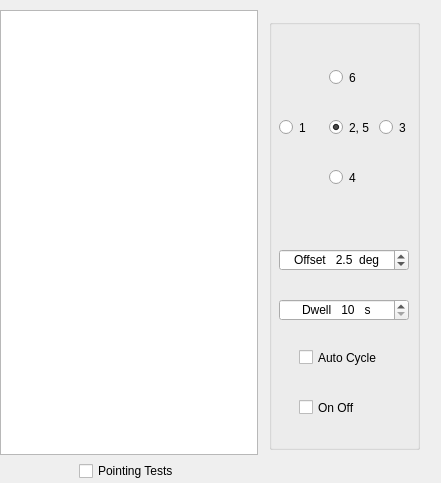
uaro-radio/wsjtx, file qmap/astro.ui: the form before one commit.
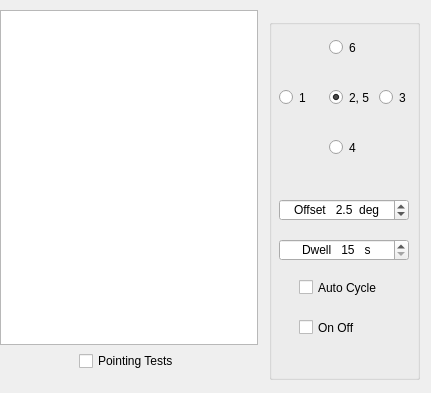
The form after the commit.

Patch:
```diff
--- a/qmap/astro.ui
+++ b/qmap/astro.ui
@@ -6,8 +6,8 @@
    <rect>
     <x>0</x>
     <y>0</y>
-    <width>441</width>
-    <height>483</height>
+    <width>431</width>
+    <height>393</height>
    </rect>
   </property>
   <property name="windowTitle">
@@ -19,7 +19,7 @@
      <x>269</x>
      <y>19</y>
      <width>151</width>
-     <height>431</height>
+     <height>361</height>
     </rect>
    </property>
    <property name="title">
@@ -29,7 +29,7 @@
     <property name="geometry">
      <rect>
       <x>10</x>
-      <y>100</y>
+      <y>70</y>
       <width>30</width>
       <height>17</height>
      </rect>
@@ -42,7 +42,7 @@
     <property name="geometry">
      <rect>
       <x>60</x>
-      <y>100</y>
+      <y>70</y>
       <width>40</width>
       <height>17</height>
      </rect>
@@ -58,7 +58,7 @@
     <property name="geometry">
      <rect>
       <x>110</x>
-      <y>100</y>
+      <y>70</y>
       <width>30</width>
       <height>17</height>
      </rect>
@@ -71,7 +71,7 @@
     <property name="geometry">
      <rect>
       <x>60</x>
-      <y>150</y>
+      <y>120</y>
       <width>30</width>
       <height>17</height>
      </rect>
@@ -84,7 +84,7 @@
     <property name="geometry">
      <rect>
       <x>60</x>
-      <y>50</y>
+      <y>20</y>
       <width>30</width>
       <height>17</height>
      </rect>
@@ -97,7 +97,7 @@
     <property name="geometry">
      <rect>
       <x>10</x>
-      <y>230</y>
+      <y>180</y>
       <width>130</width>
       <height>22</height>
      </rect>
@@ -131,7 +131,7 @@
     <property name="geometry">
      <rect>
       <x>30</x>
-      <y>330</y>
+      <y>260</y>
       <width>91</width>
       <height>17</height>
      </rect>
@@ -144,7 +144,7 @@
     <property name="geometry">
      <rect>
       <x>30</x>
-      <y>380</y>
+      <y>300</y>
       <width>70</width>
       <height>17</height>
      </rect>
@@ -157,7 +157,7 @@
     <property name="geometry">
      <rect>
       <x>10</x>
-      <y>280</y>
+      <y>220</y>
       <width>130</width>
       <height>22</height>
      </rect>
@@ -172,7 +172,7 @@
      <string>Dwell   </string>
     </property>
     <property name="minimum">
-     <number>10</number>
+     <number>15</number>
     </property>
     <property name="maximum">
      <number>300</number>
@@ -182,18 +182,36 @@
     </property>
    </widget>
   </widget>
-  <widget class="QWidget" name="">
+  <widget class="QWidget" name="layoutWidget">
    <property name="geometry">
     <rect>
      <x>0</x>
      <y>10</y>
      <width>258</width>
-     <height>471</height>
+     <height>371</height>
     </rect>
    </property>
    <layout class="QVBoxLayout" name="verticalLayout">
     <item>
      <widget class="QTextBrowser" name="astroTextBrowser">
+      <property name="sizePolicy">
+       <sizepolicy hsizetype="Preferred" vsizetype="Preferred">
+        <horstretch>0</horstretch>
+        <verstretch>0</verstretch>
+       </sizepolicy>
+      </property>
+      <property name="minimumSize">
+       <size>
+        <width>0</width>
+        <height>325</height>
+       </size>
+      </property>
+      <property name="maximumSize">
+       <size>
+        <width>16777215</width>
+        <height>16777215</height>
+       </size>
+      </property>
       <property name="font">
        <font>
         <family>Courier New</family>
@@ -207,7 +225,7 @@
     <item>
      <layout class="QHBoxLayout" name="horizontalLayout">
       <item>
-       <spacer name="horizontalSpacer_2">
+       <spacer name="horizontalSpacer">
         <property name="orientation">
          <enum>Qt::Horizontal</enum>
         </property>
@@ -227,7 +245,7 @@
        </widget>
       </item>
       <item>
-       <spacer name="horizontalSpacer">
+       <spacer name="horizontalSpacer_2">
         <property name="orientation">
          <enum>Qt::Horizontal</enum>
         </property>
@@ -241,6 +259,22 @@
       </item>
      </layout>
     </item>
+    <item>
+     <spacer name="verticalSpacer">
+      <property name="orientation">
+       <enum>Qt::Vertical</enum>
+      </property>
+      <property name="sizeType">
+       <enum>QSizePolicy::Fixed</enum>
+      </property>
+      <property name="sizeHint" stdset="0">
+       <size>
+        <width>20</width>
+        <height>10</height>
+       </size>
+      </property>
+     </spacer>
+    </item>
    </layout>
   </widget>
  </widget>
```
Left out of the diff: 2 changed lines with no effect on the pictures.
